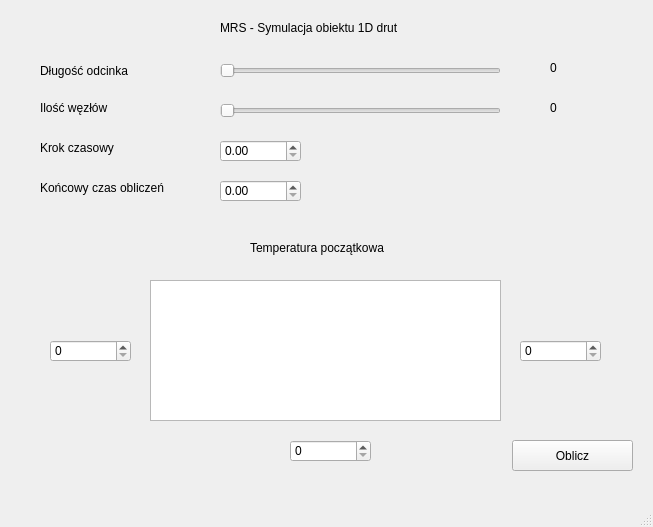
The window that MainWindowSample2.ui (remble1/fdm_python_symulation) describes before a commit, drawn with Qt 5.
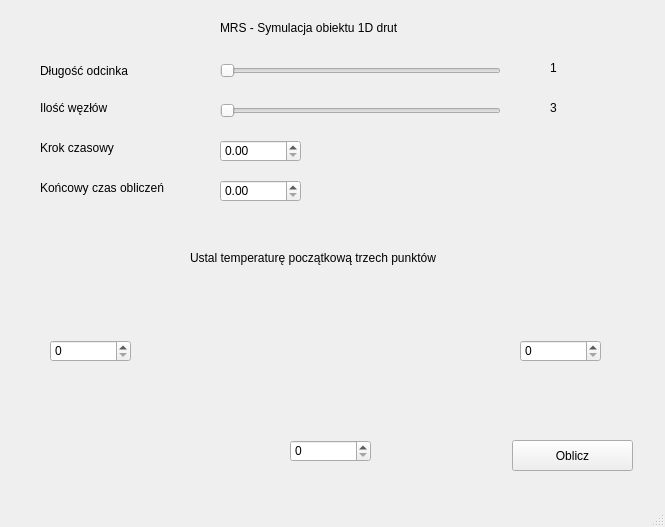
The same window after the commit.

What changed in the file:
```diff
--- a/MainWindowSample2.ui
+++ b/MainWindowSample2.ui
@@ -6,7 +6,7 @@
    <rect>
     <x>0</x>
     <y>0</y>
-    <width>653</width>
+    <width>665</width>
     <height>527</height>
    </rect>
   </property>
@@ -110,24 +110,14 @@
    <widget class="QLabel" name="label_6">
     <property name="geometry">
      <rect>
-      <x>250</x>
-      <y>240</y>
-      <width>151</width>
+      <x>190</x>
+      <y>250</y>
+      <width>301</width>
       <height>16</height>
      </rect>
     </property>
     <property name="text">
-     <string>Temperatura początkowa</string>
-    </property>
-   </widget>
-   <widget class="QGraphicsView" name="graphicsView">
-    <property name="geometry">
-     <rect>
-      <x>150</x>
-      <y>280</y>
-      <width>351</width>
-      <height>141</height>
-     </rect>
+     <string>Ustal temperaturę początkową trzech punktów</string>
     </property>
    </widget>
    <widget class="QLabel" name="label_7">
@@ -153,7 +143,7 @@
      </rect>
     </property>
     <property name="text">
-     <string>0</string>
+     <string>1</string>
     </property>
    </widget>
    <widget class="QLabel" name="labelloscWezlow">
@@ -166,7 +156,7 @@
      </rect>
     </property>
     <property name="text">
-     <string>0</string>
+     <string>3</string>
     </property>
    </widget>
    <widget class="QSpinBox" name="setTempL">
```
Left out of the diff: 20 changed lines with no effect on the pictures.
